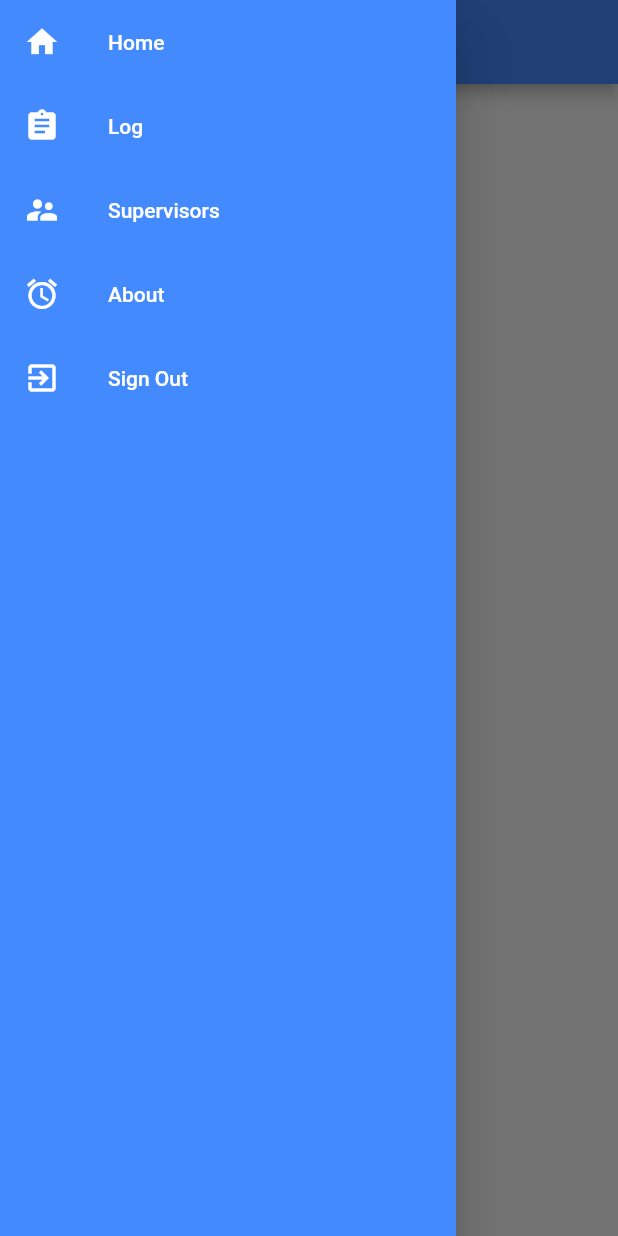
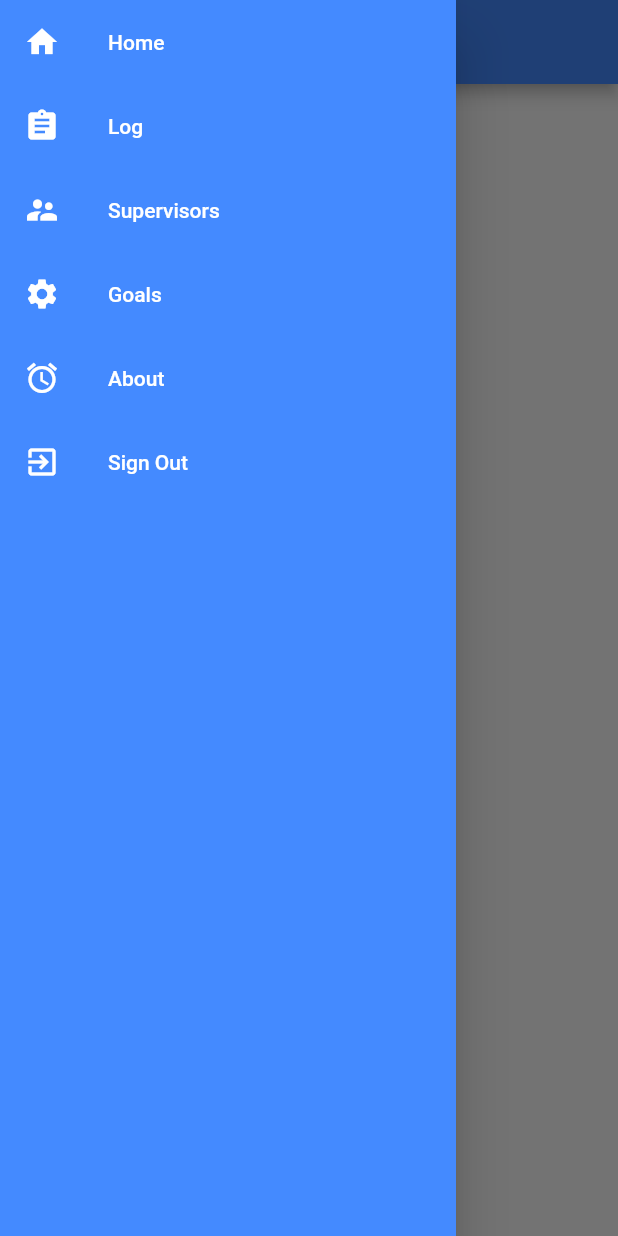
Before and after one commit to Noble-Mushtak/permitlog, a Flutter app: the screen it shows after launch, with the side drawer open, on a phone screen of 412 x 824 dp. Run offline on Flutter 3.47's test engine with Material 2 defaults, Android fonts, the phone set to English and light mode, and no system bars; our stand-ins replace flutter_markdown.

Commit message:
Added GoalsView

```diff
--- a/lib/main.dart
+++ b/lib/main.dart
@@ -1,6 +1,7 @@
 import 'package:flutter/material.dart';
 
 import 'views/about.dart';
+import 'views/goals.dart';
 import 'views/home.dart';
 import 'views/log.dart';
 import 'views/supervisors.dart';
@@ -48,6 +49,9 @@ class _PermitLogState extends State<PermitLog> {
         case 'about':
           this.content = new AboutView();
           break;
+        case 'goals':
+          this.content = new GoalsView();
+          break;
         default:
           break;
       }
@@ -85,6 +89,11 @@ class _PermitLogState extends State<PermitLog> {
                 onTap: () => this._navTo("Supervisors"),
               ),
               new ListTile(
+                leading: new Icon(Icons.settings, color: Colors.white,),
+                title: new Text("Goals", style: this.menuText,),
+                onTap: () => this._navTo("Goals"),
+              ),
+              new ListTile(
                 leading: new Icon(Icons.alarm, color: Colors.white,),
                 title: new Text("About", style: this.menuText,),
                 onTap: () => this._navTo("About"),
```
Also changed, not shown: lib/views/goals.dart (added, +17 -0 lines).
